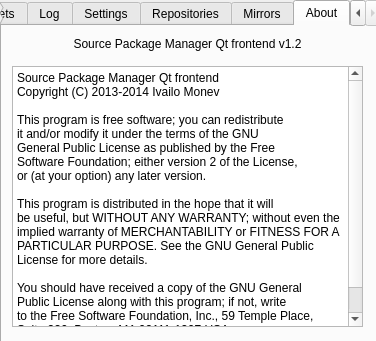
Qt form src/spm-qt/spmqt.ui (fluxer/bfp) before a commit.
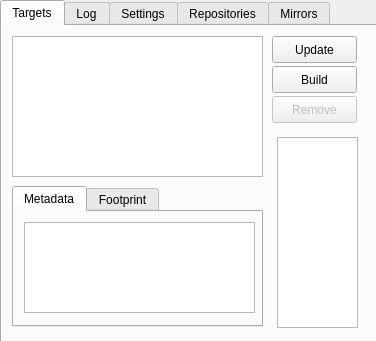
The same form after that commit. The open tabs and pages were chosen to show the change. Icons and pictures are not drawn.

Commit message: spm-qt makes use of desktop style and about tab removed

Diff of the .ui file:
```diff
--- a/src/spm-qt/spmqt.ui
+++ b/src/spm-qt/spmqt.ui
@@ -456,61 +456,6 @@
       </property>
      </widget>
     </widget>
-    <widget class="QWidget" name="tab_6">
-     <attribute name="title">
-      <string>About</string>
-     </attribute>
-     <widget class="QPlainTextEdit" name="AboutText">
-      <property name="geometry">
-       <rect>
-        <x>10</x>
-        <y>40</y>
-        <width>351</width>
-        <height>261</height>
-       </rect>
-      </property>
-      <property name="readOnly">
-       <bool>true</bool>
-      </property>
-      <property name="plainText">
-       <string>Source Package Manager Qt frontend
-Copyright (C) 2013-2014 Ivailo Monev &lt;xakepa10@gmail.com&gt;
-
-This program is free software; you can redistribute
-it and/or modify it under the terms of the GNU
-General Public License as published by the Free
-Software Foundation; either version 2 of the License,
-or (at your option) any later version.
-
-This program is distributed in the hope that it will
-be useful, but WITHOUT ANY WARRANTY; without even the
-implied warranty of MERCHANTABILITY or FITNESS FOR A
-PARTICULAR PURPOSE. See the GNU General Public
-License for more details.
-
-You should have received a copy of the GNU General
-Public License along with this program; if not, write
-to the Free Software Foundation, Inc., 59 Temple Place,
-Suite 330, Boston, MA 02111-1307 USA</string>
-      </property>
-     </widget>
-     <widget class="QLabel" name="AboutLabel">
-      <property name="geometry">
-       <rect>
-        <x>10</x>
-        <y>10</y>
-        <width>351</width>
-        <height>16</height>
-       </rect>
-      </property>
-      <property name="text">
-       <string>Source Package Manager Qt frontend v1.2</string>
-      </property>
-      <property name="alignment">
-       <set>Qt::AlignCenter</set>
-      </property>
-     </widget>
-    </widget>
    </widget>
   </widget>
  </widget>
```
The commit also changes 2 other files.
